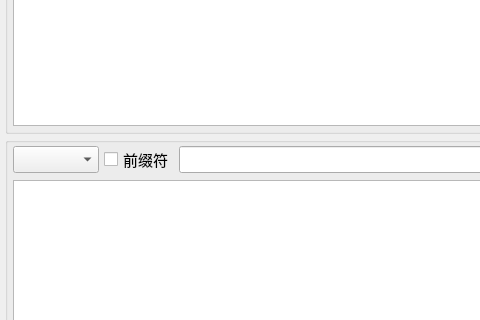
Qt form Codec.ui (leichau/GSP) before a commit; both pictures show x 0 to 480 and y 154 to 474 of the 900 by 600 pixel window.
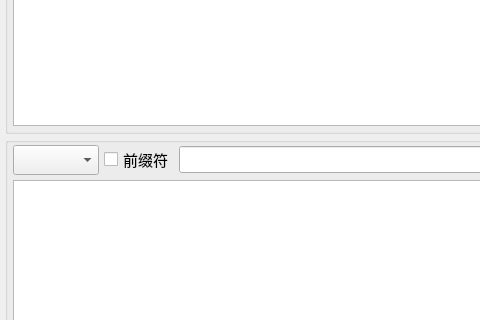
The same form after that commit.

Patch:
```diff
--- a/Codec.ui
+++ b/Codec.ui
@@ -136,14 +136,10 @@
        <font>
         <family>微软雅黑</family>
         <pointsize>11</pointsize>
-        <weight>50</weight>
         <bold>false</bold>
         <kerning>true</kerning>
        </font>
       </property>
-      <property name="layoutDirection">
-       <enum>Qt::LeftToRight</enum>
-      </property>
       <property name="title">
        <string/>
       </property>
@@ -181,9 +177,8 @@
            </property>
            <property name="font">
             <font>
-             <family>Arial</family>
-             <pointsize>12</pointsize>
-             <weight>50</weight>
+             <family>微软雅黑</family>
+             <pointsize>11</pointsize>
              <bold>false</bold>
              <kerning>true</kerning>
             </font>
```
Left out of the diff: 7 changed lines with no effect on the pictures.
